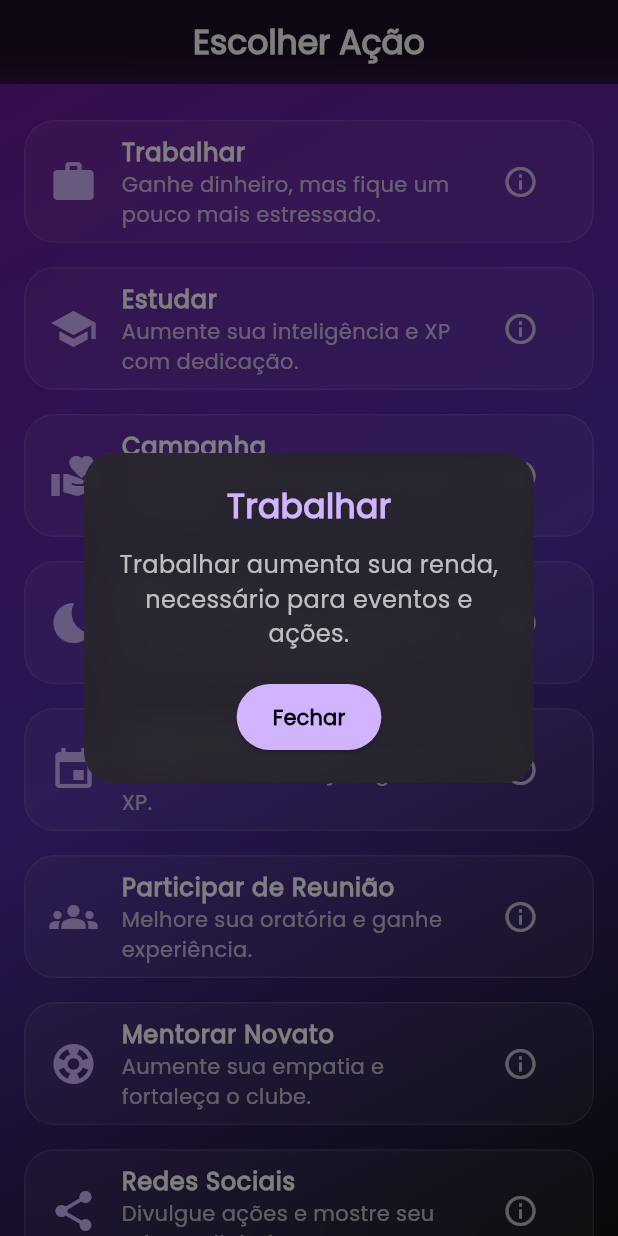
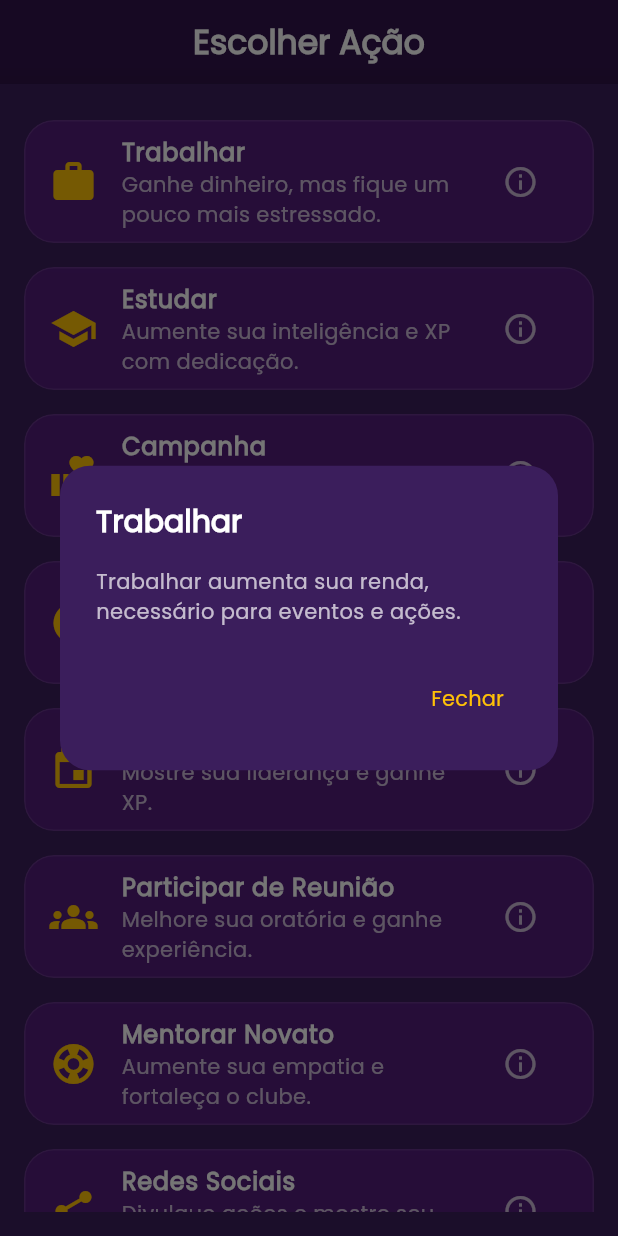
Before and after one commit to GustavoJung/bitleo, a Flutter app: the ActionsScreen screen opened directly with empty values, after a tap on the "info outline" icon, on a phone screen of 412 x 824 dp. Run offline on Flutter 3.47's test engine with Material 3 defaults, Android fonts, the phone set to English and light mode, and no system bars; our stand-ins replace animated_background, confetti, shared_preferences; accounts and stored records are empty.

Commit message:
ajuste tela de acoes

```diff
--- a/lib/screens/actions_screen.dart
+++ b/lib/screens/actions_screen.dart
@@ -15,101 +15,42 @@ class ActionsScreen extends StatelessWidget {
 
   void showInfoDialog(BuildContext context, String title, String description) {
     ConquistaService.marcarTelaVisitada('actions');
-    showGeneralDialog(
+    showDialog(
       context: context,
-      barrierDismissible: true,
-      barrierLabel: '',
-      transitionDuration: const Duration(milliseconds: 400),
-      pageBuilder: (context, animation, secondaryAnimation) {
-        return Center(
-          child: ClipRRect(
-            borderRadius: BorderRadius.circular(20),
-            child: BackdropFilter(
-              filter: ImageFilter.blur(sigmaX: 10, sigmaY: 10),
-              child: Container(
-                width: 300,
-                padding: const EdgeInsets.all(20),
-                decoration: BoxDecoration(
-                  color: Colors.grey[900]?.withOpacity(0.8),
-                  borderRadius: BorderRadius.circular(20),
-                  boxShadow: [
-                    BoxShadow(
-                      color: Colors.white.withOpacity(0.1),
-                      blurRadius: 20,
-                      spreadRadius: 5,
+      builder: (context) => AlertDialog(
+        backgroundColor: const Color(0xFF3B1E5C),
+        shape: RoundedRectangleBorder(borderRadius: BorderRadius.circular(20)),
+        title: Text(
+          title,
+          style: const TextStyle(
+            color: Colors.white,
+            fontSize: 20,
+            fontWeight: FontWeight.bold,
+          ),
+        ),
+        content: Text(
+          description,
+          style: const TextStyle(color: Colors.white70),
+        ),
+        actions: [
+          TextButton(
+            onPressed: () => Navigator.pop(context),
+            child: const Text('Fechar', style: TextStyle(color: Colors.amber)),
           ),
         ],
       ),
-                child: Material(
-                  color: Colors.transparent,
-                  child: Column(
-                    mainAxisSize: MainAxisSize.min,
-                    children: [
-                      Text(
-                        title,
-                        style: const TextStyle(
-                          color: Color(0xFFD1B3FF),
-                          fontSize: 22,
-                          fontWeight: FontWeight.bold,
-                        ),
-                      ),
-                      const SizedBox(height: 12),
-                      Text(
-                        description,
-                        textAlign: TextAlign.center,
-                        style: const TextStyle(
-                          color: Colors.white70,
-                          fontSize: 16,
-                        ),
-                      ),
-                      const SizedBox(height: 20),
-                      ElevatedButton(
-                        style: ElevatedButton.styleFrom(
-                          backgroundColor: const Color(0xFFD1B3FF),
-                          shape: RoundedRectangleBorder(
-                            borderRadius: BorderRadius.circular(30),
-                          ),
-                        ),
-                        onPressed: () {
-                          Navigator.pop(context);
-                        },
-                        child: const Text(
-                          'Fechar',
-                          style: TextStyle(
-                            color: Colors.black,
-                            fontWeight: FontWeight.bold,
-                          ),
-                        ),
-                      ),
-                    ],
-                  ),
-                ),
-              ),
-            ),
-          ),
-        );
-      },
-      transitionBuilder: (context, animation, secondaryAnimation, child) {
-        return FadeTransition(
-          opacity: CurvedAnimation(parent: animation, curve: Curves.easeInOut),
-          child: child,
-        );
-      },
     );
   }
 
   bool canPerformAction(Map<String, dynamic> action, Map<String, int> status) {
     if ((action['label'] == 'Trabalhar' || action['label'] == 'Campanha') &&
-        status['saude']! < 30) {
+        status['saude']! < 30)
       return false;
-    }
     if ((action['label'] == 'Campanha' || action['label'] == 'Estudar') &&
-        status['felicidade']! < 20) {
+        status['felicidade']! < 20)
       return false;
-    }
-    if (action['label'] == 'Estudar' && status['inteligencia']! < 15) {
+    if (action['label'] == 'Estudar' && status['inteligencia']! < 15)
       return false;
-    }
     return true;
   }
 
@@ -131,11 +72,7 @@ class ActionsScreen extends StatelessWidget {
   Widget build(BuildContext context) {
     final status =
         ModalRoute.of(context)?.settings.arguments as Map<String, int>? ?? {};
-    final saude = status['saude'] ?? 0;
-    final felicidade = status['felicidade'] ?? 0;
-    final inteligencia = status['inteligencia'] ?? 0;
-
-    final List<Map<String, dynamic>> actions = [
+    final actions = [
       {
         'label': 'Trabalhar',
         'description': 'Ganhe dinheiro, mas fique um pouco mais estressado.',
@@ -208,25 +145,30 @@ class ActionsScreen extends StatelessWidget {
 
     return Scaffold(
       appBar: buildCustomAppBar('Escolher Ação'),
-      extendBodyBehindAppBar: false,
-      body: Container(
-        decoration: const BoxDecoration(
-          gradient: LinearGradient(
-            colors: [Color(0xFF6A1B9A), Color(0xFF512DA8), Color(0xFF121212)],
-            begin: Alignment.topLeft,
-            end: Alignment.bottomRight,
-          ),
-        ),
+      backgroundColor: const Color(0xFF3B1E5C),
+      body: Center(
+        child: Container(
+          constraints: const BoxConstraints(maxWidth: 900),
+          padding: const EdgeInsets.symmetric(vertical: 16),
           child: ListView.builder(
-          padding: const EdgeInsets.symmetric(vertical: 16),
             itemCount: actions.length,
             itemBuilder: (context, index) {
               final action = actions[index];
               final pode = true; //canPerformAction(action, status);
               final reqText = requirementText(action);
 
+              final String label = action['label'] as String;
+              final String description = action['description'] as String;
+              final String info = action['info'] as String;
+              final IconData icon = action['icon'] as IconData;
+              final Map<String, dynamic> effects =
+                  action['effects'] as Map<String, dynamic>;
+
               return Padding(
-              padding: const EdgeInsets.symmetric(horizontal: 16, vertical: 8),
+                padding: const EdgeInsets.symmetric(
+                  horizontal: 16,
+                  vertical: 8,
+                ),
                 child: ClipRRect(
                   borderRadius: BorderRadius.circular(20),
                   child: BackdropFilter(
@@ -235,7 +177,7 @@ class ActionsScreen extends StatelessWidget {
                       opacity: pode ? 1.0 : 0.4,
                       child: Container(
                         decoration: BoxDecoration(
-                        color: Colors.white.withOpacity(0.05),
+                          color: const Color(0xFF6A1B9A).withOpacity(0.5),
                           borderRadius: BorderRadius.circular(20),
                           border: Border.all(
                             color: Colors.white.withOpacity(0.1),
@@ -243,21 +185,19 @@ class ActionsScreen extends StatelessWidget {
                         ),
                         child: ListTile(
                           leading: Icon(
-                          action['icon'],
-                          color: pode
-                              ? const Color(0xFFD1B3FF)
-                              : Colors.white38,
+                            icon,
+                            color: pode ? Colors.amber : Colors.white38,
                             size: 32,
                           ),
                           title: Text(
-                          action['label'],
+                            label,
                             style: TextStyle(
                               color: pode ? Colors.white : Colors.white38,
                               fontWeight: FontWeight.bold,
                             ),
                           ),
                           subtitle: Text(
-                          action['description'],
+                            description,
                             style: TextStyle(
                               color: pode ? Colors.white70 : Colors.white38,
                             ),
@@ -269,20 +209,14 @@ class ActionsScreen extends StatelessWidget {
                                 Icons.info_outline,
                                 color: pode ? Colors.white70 : Colors.white38,
                               ),
-                            onPressed: () => showInfoDialog(
-                              context,
-                              action['label'],
-                              action['info'] ?? '',
-                            ),
+                              onPressed: () =>
+                                  showInfoDialog(context, label, info),
                             ),
                           ),
                           onTap: pode
                               ? () {
                                   Navigator.pop(context);
-                                onActionSelected(
-                                  action['effects'] as Map<String, dynamic>,
-                                  action['label'],
-                                );
+                                  onActionSelected(effects, label);
                                 }
                               : () {
                                   ScaffoldMessenger.of(context).showSnackBar(
@@ -307,6 +241,7 @@ class ActionsScreen extends StatelessWidget {
             },
           ),
         ),
+      ),
     );
   }
 }
```
Lines whose indentation alone changed are shown as unchanged.
